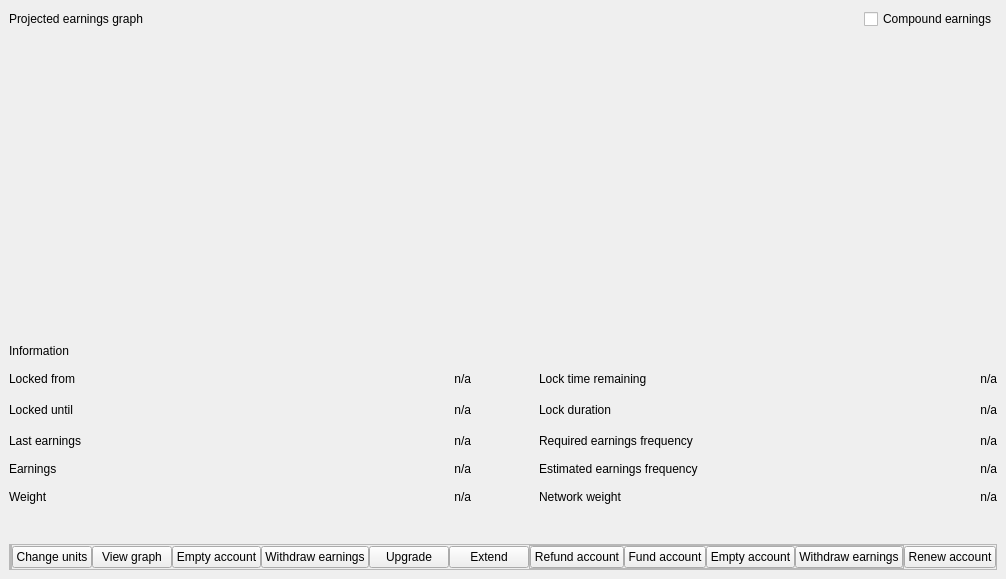
This is src/qt/_Gulden/forms/witnessdialog.ui in frozenflux3/munt-official as Qt 5 draws it before an edit. The edited form follows.
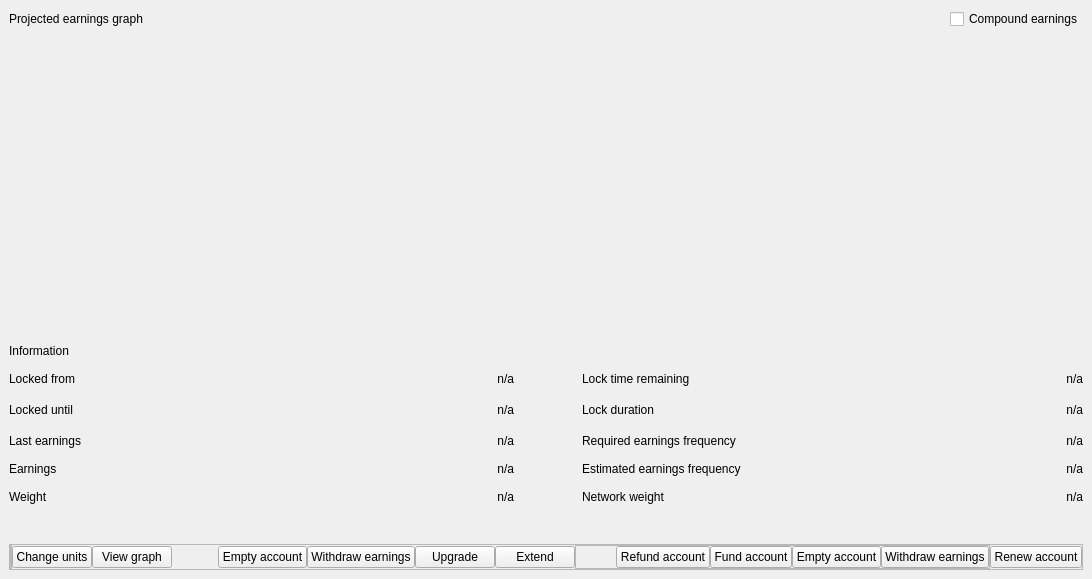
This is the edited form. Custom widgets are drawn as their Qt base class.

Commit message: Fix styling of witness dialog extend button ("normal")

```diff
--- a/src/qt/_Gulden/forms/witnessdialog.ui
+++ b/src/qt/_Gulden/forms/witnessdialog.ui
@@ -6,7 +6,7 @@
    <rect>
     <x>0</x>
     <y>0</y>
-    <width>996</width>
+    <width>1092</width>
     <height>579</height>
    </rect>
   </property>
```
Left out of the diff: 3 changed lines with no effect on the pictures.
